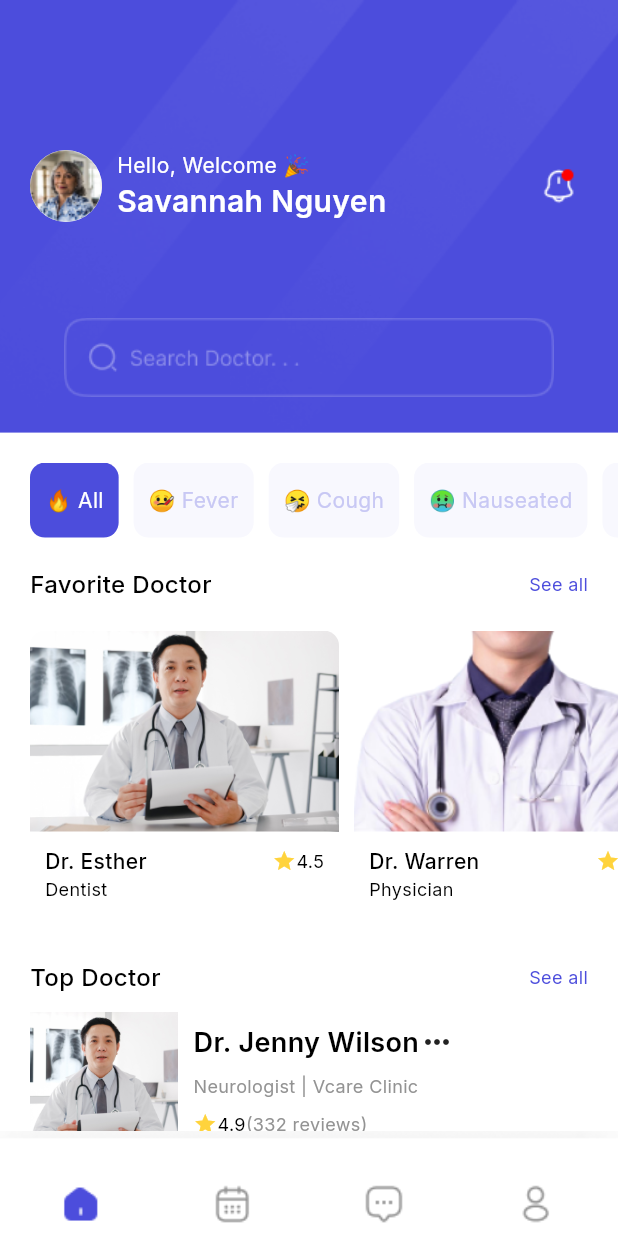
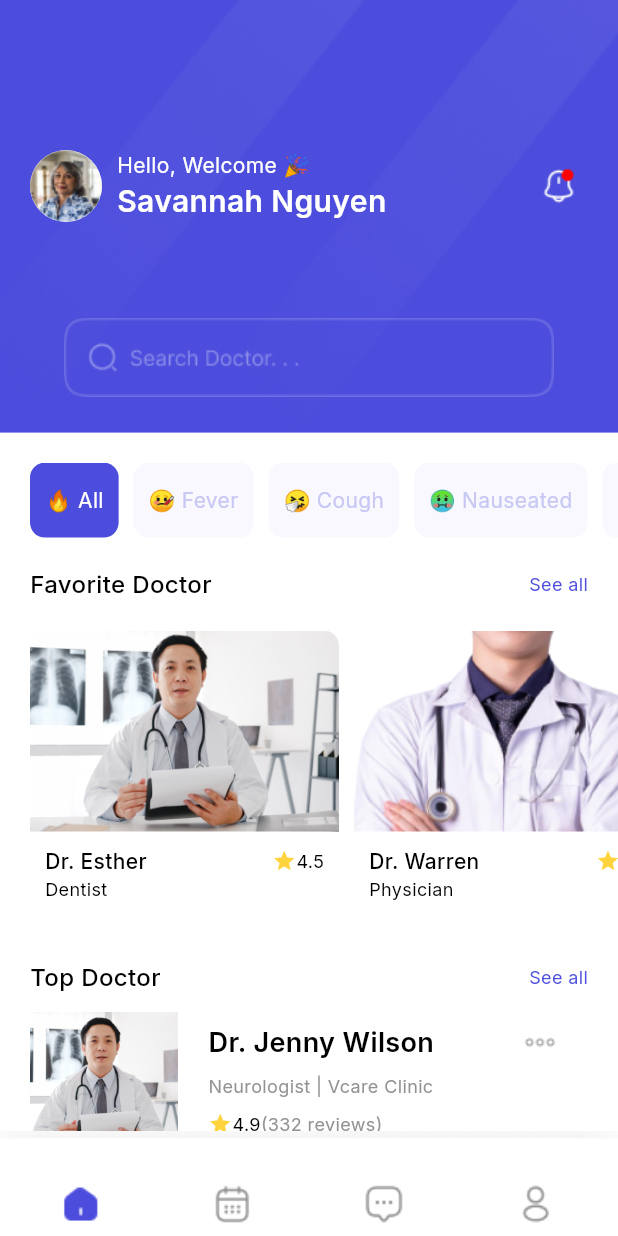
Before and after one commit to Suhaibusman/DoctorAppointMentApp, a Flutter app: the HomeScreen screen opened directly, on a phone screen of 412 x 824 dp. Run offline on Flutter 3.47's test engine with Material 3 defaults, Android fonts, the phone set to English and light mode, and no system bars; drawn by our look-alikes of auto_size_text; our stand-ins replace google_fonts.

Commit message:
done from my side

```diff
--- a/lib/screens/home_screen/home_screen.dart
+++ b/lib/screens/home_screen/home_screen.dart
@@ -252,13 +252,17 @@ class _HomeScreenState extends State<HomeScreen> {
                   return Padding(
                     padding: const EdgeInsets.only(right: 10),
                     child: InkWell(
-                      onTap: (){
-                        Navigator.push(context, MaterialPageRoute(builder: (context) => DoctorDetailsScreen(doctorModel: doctorList[index]),));
+                      onTap: () {
+                        Navigator.push(
+                          context,
+                          MaterialPageRoute(
+                            builder: (context) => DoctorDetailsScreen(doctorModel: doctorList[index]),
+                          ),
+                        );
                       },
                       child: Container(
-                        // padding: const EdgeInsets.symmetric(horizontal: 10),
-                          height: MediaQuery.of(context).size.height *0.15,
-                          width: MediaQuery.of(context).size.width *0.5,// Add horizontal padding for spacing
+                        height: MediaQuery.of(context).size.height * 0.15,
+                        width: MediaQuery.of(context).size.width * 0.5, // Add horizontal padding for spacing
                         decoration: BoxDecoration(
                           color: Colors.white,
                           borderRadius: BorderRadius.circular(20),
@@ -267,26 +271,28 @@ class _HomeScreenState extends State<HomeScreen> {
                           padding: const EdgeInsets.all(10),
                           child: Row(
                             mainAxisSize: MainAxisSize.max,
-                              // mainAxisAlignment: MainAxisAlignment.spaceBetween,
                             children: [
                               Container(
-                                  height: MediaQuery.of(context).size.height *0.12,
-                                  width: MediaQuery.of(context).size.height *0.12,
+                                height: MediaQuery.of(context).size.height * 0.12,
+                                width: MediaQuery.of(context).size.height * 0.12,
                                 decoration: BoxDecoration(
                                   image: DecorationImage(
                                     image: AssetImage(doctorList[index].doctorImage),
                                     fit: BoxFit.cover,
-                                      ),),
                                   ),
-                                // smallSpacew,
-                                Column(
+                                ),
+                              ),
+                              // Add a horizontal space if necessary
+                              const SizedBox(width: 10),
+                              Expanded(
+                                child: Column(
                                   crossAxisAlignment: CrossAxisAlignment.start,
                                   mainAxisAlignment: MainAxisAlignment.spaceBetween,
                                   children: [
                                     Padding(
-                                      padding: const EdgeInsets.only(left: 10, right: 10 , top: 10),
+                                      padding: const EdgeInsets.only(left: 10, right: 10, top: 10),
                                       child: Row(
-                                        mainAxisAlignment: MainAxisAlignment.end,
+                                        mainAxisAlignment: MainAxisAlignment.spaceBetween, // Aligns the text and icon
                                         mainAxisSize: MainAxisSize.max,
                                         children: [
                                           customTextWidget(
@@ -295,12 +301,20 @@ class _HomeScreenState extends State<HomeScreen> {
                                             fontWeight: FontWeight.w600,
                                             color: Colors.black,
                                           ),
+                                          Container(
+                                            height: 24,
+                                            width: 24,
+                                            decoration: BoxDecoration(
+                                              image: DecorationImage(
+                                                image: AssetImage(ImageConstant.moreIcon),
+                                                fit: BoxFit.cover,
+                                              ),
 
-                                        const Icon(Icons.more_horiz)
+                                            ),
+                                          ), // Positioned to the right
                                         ],
                                       ),
                                     ),
-
                                     Padding(
                                       padding: const EdgeInsets.only(left: 10),
                                       child: customTextWidget(
@@ -330,20 +344,21 @@ class _HomeScreenState extends State<HomeScreen> {
                                             fontSize: 12,
                                             fontWeight: FontWeight.w400,
                                             color: lighterColor,
-                                          )
+                                          ),
                                         ],
                                       ),
                                     ),
                                     smallSpaceh,
                                   ],
-                                )
+                                ),
+                              ),
                             ],
                           ),
-                          )
                         ),
                       ),
-
-                  );
+                    ),
+                  )
+                  ;
                 },
                 itemCount: doctorList.length,
                 scrollDirection: Axis.vertical,
--- a/lib/utils/constant/image_constant.dart
+++ b/lib/utils/constant/image_constant.dart
@@ -16,5 +16,6 @@ abstract class ImageConstant {
   static const callScreenButton = 'assets/callScreenButton.png';
   static const callTimeButton = 'assets/callTime.png';
   static const bottomNavbar = 'assets/bottomNavbar.png';
+  static const moreIcon = 'assets/icons/more.png';
 
 }
```
Also changed, not shown: lib/screens/doctor_detail_screen/doctor_details_screen.dart (+1 -15 lines), assets/icons/more.png (added). Lines whose indentation alone changed are shown as unchanged.
